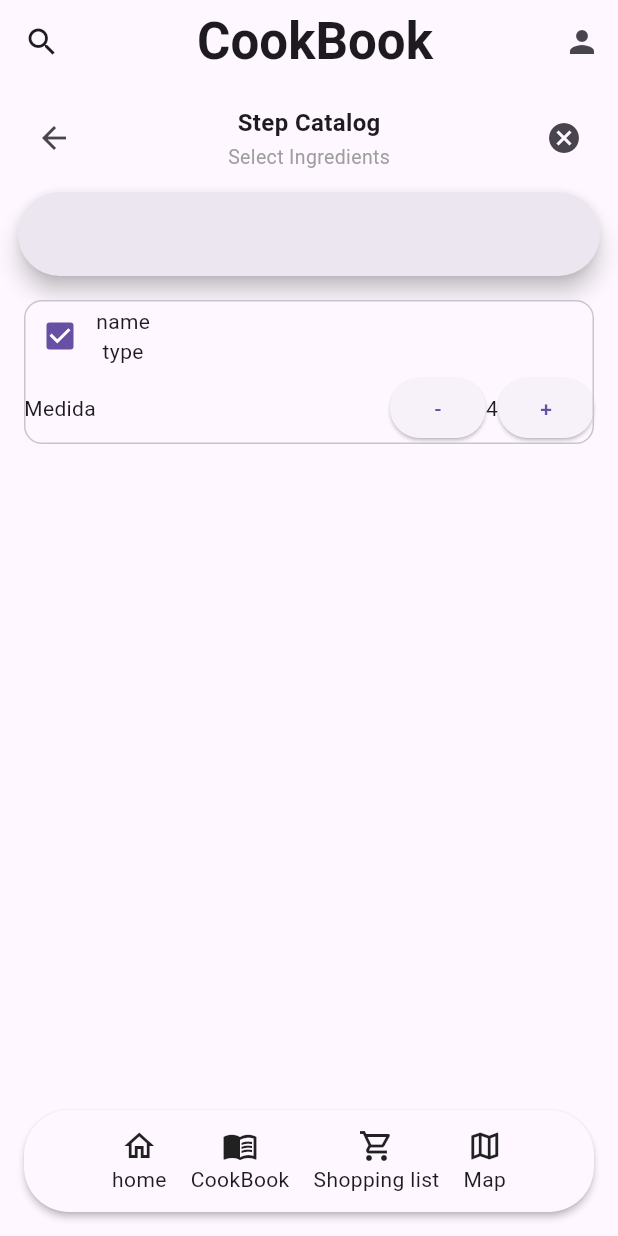
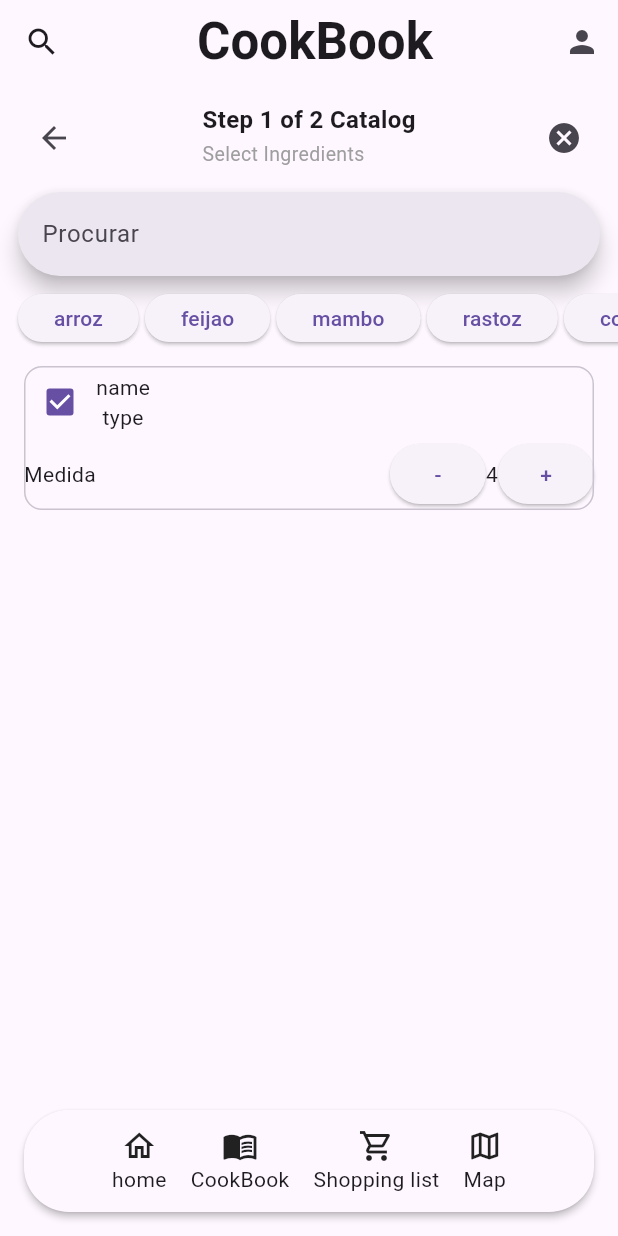
Before and after one commit to Gui-KO4/Cookbook, a Flutter app: the screen it shows after launch, on a phone screen of 412 x 824 dp. Run offline on Flutter 3.47's test engine with Material 3 defaults, Android fonts, the phone set to English and light mode, and no system bars; Roboto replaces fonts that are missing (poppins).

Commit message:
fix no create recipe

```diff
--- a/app/cookbook/lib/screens/createrecipe.dart
+++ b/app/cookbook/lib/screens/createrecipe.dart
@@ -9,6 +9,14 @@ class Ingrediente{
   const Ingrediente(this.name, this.type, this.add, this.quantity,);
 }
 
+const types = [
+  "arroz",
+  "feijao",
+  "mambo",
+  "rastoz",
+  "cooisa"
+];
+
 const ingredientes = [
   Ingrediente("name", "type", true, 4)
 ];
@@ -18,13 +26,12 @@ class CreateRecipeScreen extends StatelessWidget {
   @override
   Widget build(BuildContext context) {
     return Padding(
-      padding: const EdgeInsets.all(12.0),
+      padding: const EdgeInsets.all(12),
       child: Column(
         children: [
-          // 1. Cabeçalho (com tamanho natural, sem Expanded a esticar)
           Row(
             mainAxisAlignment: MainAxisAlignment.spaceBetween,
-            crossAxisAlignment: CrossAxisAlignment.center,
+            crossAxisAlignment: CrossAxisAlignment.start,
             children: [
               IconButton(
                 icon: const Icon(Icons.arrow_back),
@@ -32,11 +39,13 @@ class CreateRecipeScreen extends StatelessWidget {
               ),
               Column(
                 mainAxisSize: MainAxisSize.min,
+                crossAxisAlignment: CrossAxisAlignment.start,
                 children: [
                   Row(
                     mainAxisSize: MainAxisSize.min,
+                    crossAxisAlignment: CrossAxisAlignment.start,
                     children: const [
-                      Text("Step ", style: TextStyle(fontWeight: FontWeight.bold, fontSize: 16)),
+                      Text("Step 1 of 2 ", style: TextStyle(fontWeight: FontWeight.bold, fontSize: 16)),
                       Text("Catalog", style: TextStyle(fontWeight: FontWeight.bold, fontSize: 16)),
                     ],
                   ),
@@ -56,19 +65,43 @@ class CreateRecipeScreen extends StatelessWidget {
 
           const SizedBox(height: 12),
 
-          // 2. Barra de pesquisa
-          const SearchBar(),
+          const SearchBar(hintText: ("Procurar"),),
 
           const SizedBox(height: 12),
 
-          // 3. APENAS o ListView fica com Expanded para ocupar o espaço restante
+              SizedBox(
+                height: 32,
+                child:
+                ListView.builder(
+                  clipBehavior: Clip.none,
+                  scrollDirection: Axis.horizontal,
+                  itemCount: types.length,
+                  itemBuilder: (context, index){
+                    final type = types[index];
+                    return
+                    Container(
+                    padding: EdgeInsets.only(right: 4),
+                    child:
+                      ElevatedButton(
+                        onPressed: ()=>{},
+                        child:
+                          Text(type),
+                      ),
+                    );
+                  }
+
+                  )
+              ),
+
+          const SizedBox(height: 12),
+
           Expanded(
             child: ListView.builder(
               itemCount: ingredientes.length,
               itemBuilder: (context, index) {
                 final ingrediente = ingredientes[index];
                 return Padding(
-                  padding: const EdgeInsets.only(bottom: 8.0),
+                  padding: EdgeInsets.only(bottom: 8.0),
                   child: ingredientCard(
                     name: ingrediente.name,
                     type: ingrediente.type,
```
